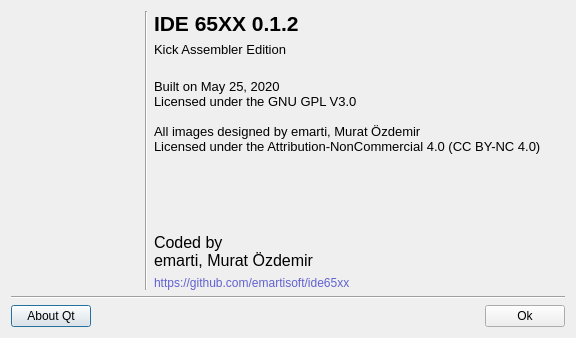
Old version of the form about.ui in the repository emartisoft/IDE65XX.
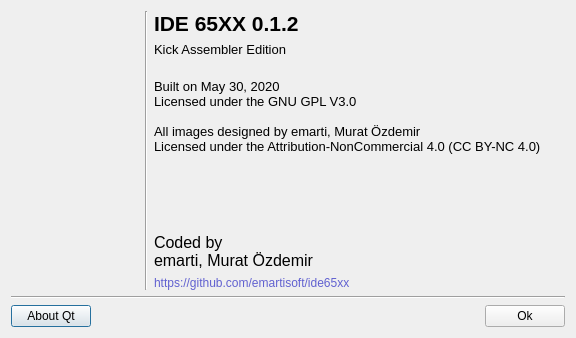
New version of the form. Icons and pictures are not drawn.

Commit message: changed built date

The edit to the form file:
```diff
--- a/about.ui
+++ b/about.ui
@@ -166,7 +166,7 @@
           </font>
          </property>
          <property name="text">
-          <string notr="true">Built on May 25, 2020
+          <string notr="true">Built on May 30, 2020
 Licensed under the GNU GPL V3.0
 
 All images designed by emarti, Murat Özdemir
```
